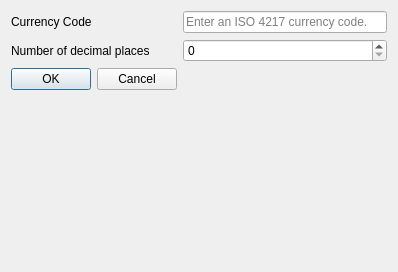
First picture: the form in src/views/ui_files/currency_dialog.ui, repository JakubFranek/Kapytal, before the edit.
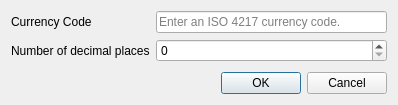
Second picture: the form after the edit.

Patch:
```diff
--- a/src/views/ui_files/currency_dialog.ui
+++ b/src/views/ui_files/currency_dialog.ui
@@ -7,23 +7,18 @@
     <x>0</x>
     <y>0</y>
     <width>398</width>
-    <height>272</height>
+    <height>105</height>
    </rect>
   </property>
   <property name="windowTitle">
    <string>Dialog</string>
   </property>
+  <property name="locale">
+   <locale language="English" country="UnitedKingdom"/>
+  </property>
+  <layout class="QVBoxLayout" name="verticalLayout">
+   <item>
   <layout class="QFormLayout" name="formLayout">
-   <item row="2" column="0">
-    <widget class="QDialogButtonBox" name="buttonBox">
-     <property name="orientation">
-      <enum>Qt::Horizontal</enum>
-     </property>
-     <property name="standardButtons">
-      <set>QDialogButtonBox::Cancel|QDialogButtonBox::Ok</set>
-     </property>
-    </widget>
-   </item>
    <item row="0" column="0">
     <widget class="QLabel" name="currencyCodeLabel">
      <property name="text">
@@ -52,6 +47,15 @@
     <widget class="QSpinBox" name="currencyPlacesSpinBox"/>
    </item>
   </layout>
+   </item>
+   <item>
+    <widget class="QDialogButtonBox" name="buttonBox">
+     <property name="standardButtons">
+      <set>QDialogButtonBox::Cancel|QDialogButtonBox::Ok</set>
+     </property>
+    </widget>
+   </item>
+  </layout>
  </widget>
  <resources/>
  <connections>
```
Left out of the diff: 40 changed lines with no effect on the pictures. Lines whose indentation alone changed are shown as unchanged.
